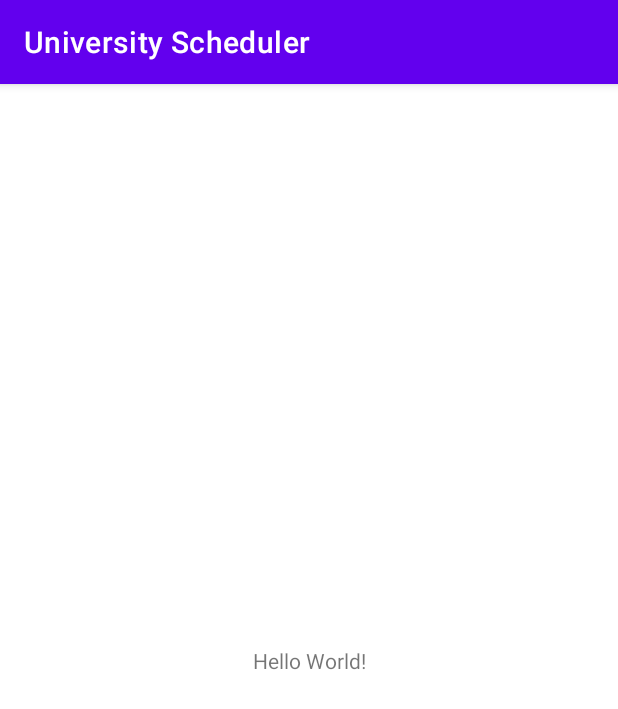
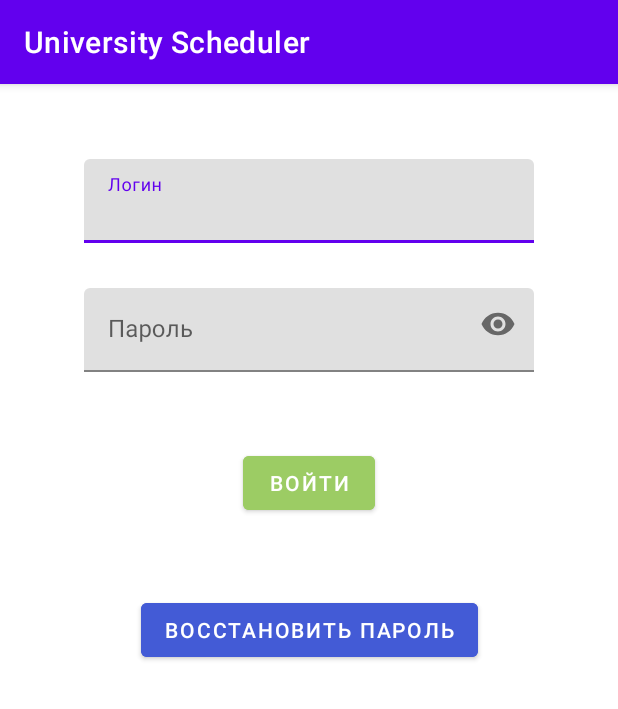
Before and after one commit to SUAIFSPO/digital_capabilities, an Android app: the screen it shows after launch (MainActivity before the commit, AuthActivity after it), on a phone screen of 412 x 824 dp. Shown: the top 709 px of the screen. Run offline under Robolectric (Android 15) with nearby library versions, the phone set to English and light mode, and no system bars.

Commit message:
Создание авторизации

```diff
--- a/mobile/UniversityScheduler/app/build.gradle
+++ b/mobile/UniversityScheduler/app/build.gradle
@@ -1,6 +1,7 @@
 plugins {
     id 'com.android.application'
     id 'kotlin-android'
+    id 'kotlin-android-extensions'
 }
 
 android {
@@ -40,4 +41,9 @@ dependencies {
     testImplementation 'junit:junit:4.+'
     androidTestImplementation 'androidx.test.ext:junit:1.1.3'
     androidTestImplementation 'androidx.test.espresso:espresso-core:3.4.0'
+
+
+    implementation 'com.squareup.retrofit2:retrofit:2.9.0'
+    implementation 'com.squareup.retrofit2:converter-gson:2.9.0'
+    implementation 'com.squareup.okhttp3:logging-interceptor:5.0.0-alpha.2'
 }
--- a/mobile/UniversityScheduler/app/src/main/java/com/jerael/universityscheduler/MainActivity.kt
+++ /dev/null
@@ -1,11 +0,0 @@
-package com.jerael.universityscheduler
-
-import androidx.appcompat.app.AppCompatActivity
-import android.os.Bundle
-
-class MainActivity : AppCompatActivity() {
-    override fun onCreate(savedInstanceState: Bundle?) {
-        super.onCreate(savedInstanceState)
-        setContentView(R.layout.activity_main)
-    }
-}
--- /dev/null
+++ b/mobile/UniversityScheduler/app/src/main/java/com/jerael/universityscheduler/utils/Server.kt
@@ -0,0 +1,53 @@
+package com.jerael.universityscheduler.utils
+
+import com.jerael.universityscheduler.models.AuthResponse
+import com.jerael.universityscheduler.models.PasswordRecoveryResponse
+import okhttp3.OkHttpClient
+import okhttp3.RequestBody
+import okhttp3.logging.HttpLoggingInterceptor
+import retrofit2.Call
+import retrofit2.Retrofit
+import retrofit2.converter.gson.GsonConverterFactory
+import retrofit2.create
+import retrofit2.http.Multipart
+import retrofit2.http.POST
+import retrofit2.http.Part
+
+
+interface Server {
+
+    @Multipart
+    @POST("auth/login")
+    fun auth(
+        @Part("login") login: RequestBody,
+        @Part("password") password: RequestBody
+    ): Call<AuthResponse>
+
+    @Multipart
+    @POST("auth/recovery")
+    fun passwordRecovery(
+        @Part("login") login: RequestBody,
+        @Part("fio") fio: RequestBody
+    ): Call<PasswordRecoveryResponse>
+
+    companion object {
+
+        fun createServer(url: String): Server {
+
+            val logging = HttpLoggingInterceptor()
+            logging.setLevel(HttpLoggingInterceptor.Level.BODY)
+            val client: OkHttpClient.Builder = OkHttpClient.Builder()
+                .addInterceptor(logging)
+
+            val retrofit = Retrofit.Builder()
+                .baseUrl(url)
+                .addConverterFactory(GsonConverterFactory.create())
+                .client(client.build())
+                .build()
+
+            return retrofit.create()
+        }
+
+    }
+
+}
--- /dev/null
+++ b/mobile/UniversityScheduler/app/src/main/res/layout/activity_auth.xml
@@ -0,0 +1,71 @@
+<?xml version="1.0" encoding="utf-8"?>
+<androidx.constraintlayout.widget.ConstraintLayout xmlns:android="http://schemas.android.com/apk/res/android"
+    xmlns:app="http://schemas.android.com/apk/res-auto"
+    xmlns:tools="http://schemas.android.com/tools"
+    android:layout_width="match_parent"
+    android:layout_height="match_parent"
+    tools:context=".ui.AuthActivity">
+
+    <com.google.android.material.textfield.TextInputLayout
+        android:layout_width="wrap_content"
+        android:layout_height="wrap_content"
+        android:layout_marginTop="50dp"
+        app:layout_constraintTop_toTopOf="parent"
+        app:layout_constraintStart_toStartOf="parent"
+        app:layout_constraintEnd_toEndOf="parent"
+        android:id="@+id/login_layout">
+
+        <com.google.android.material.textfield.TextInputEditText
+            android:layout_width="300dp"
+            android:layout_height="wrap_content"
+            android:id="@+id/login"
+            android:hint="Логин"
+            android:textSize="16sp"
+            android:textColor="@color/black"/>
+
+    </com.google.android.material.textfield.TextInputLayout>
+
+    <com.google.android.material.textfield.TextInputLayout
+        android:layout_width="wrap_content"
+        android:layout_height="wrap_content"
+        android:layout_marginTop="30dp"
+        app:layout_constraintTop_toBottomOf="@id/login_layout"
+        app:layout_constraintStart_toStartOf="parent"
+        app:layout_constraintEnd_toEndOf="parent"
+        android:id="@+id/password_layout"
+        app:passwordToggleEnabled="true">
+
+        <com.google.android.material.textfield.TextInputEditText
+            android:layout_width="300dp"
+            android:layout_height="wrap_content"
+            android:id="@+id/password"
+            android:hint="Пароль"
+            android:inputType="textPassword"
+            android:textSize="16sp"
+            android:textColor="@color/black"/>
+
+    </com.google.android.material.textfield.TextInputLayout>
+
+    <Button
+        android:layout_width="wrap_content"
+        android:layout_height="wrap_content"
+        android:id="@+id/button_login"
+        android:text="Войти"
+        android:backgroundTint="@color/green"
+        app:layout_constraintTop_toBottomOf="@id/password_layout"
+        app:layout_constraintStart_toStartOf="parent"
+        app:layout_constraintEnd_toEndOf="parent"
+        android:layout_marginTop="50dp"/>
+
+    <Button
+        android:layout_width="wrap_content"
+        android:layout_height="wrap_content"
+        android:id="@+id/button_password_recovery"
+        android:text="Восстановить пароль"
+        android:backgroundTint="@color/blue"
+        app:layout_constraintTop_toBottomOf="@id/button_login"
+        app:layout_constraintStart_toStartOf="parent"
+        app:layout_constraintEnd_toEndOf="parent"
+        android:layout_marginTop="50dp"/>
+
+</androidx.constraintlayout.widget.ConstraintLayout>
--- a/mobile/UniversityScheduler/app/src/main/res/layout/activity_main.xml
+++ /dev/null
@@ -1,18 +0,0 @@
-<?xml version="1.0" encoding="utf-8"?>
-<androidx.constraintlayout.widget.ConstraintLayout xmlns:android="http://schemas.android.com/apk/res/android"
-    xmlns:app="http://schemas.android.com/apk/res-auto"
-    xmlns:tools="http://schemas.android.com/tools"
-    android:layout_width="match_parent"
-    android:layout_height="match_parent"
-    tools:context=".MainActivity">
-
-    <TextView
-        android:layout_width="wrap_content"
-        android:layout_height="wrap_content"
-        android:text="Hello World!"
-        app:layout_constraintBottom_toBottomOf="parent"
-        app:layout_constraintLeft_toLeftOf="parent"
-        app:layout_constraintRight_toRightOf="parent"
-        app:layout_constraintTop_toTopOf="parent" />
-
-</androidx.constraintlayout.widget.ConstraintLayout>
--- a/mobile/UniversityScheduler/app/src/main/res/values/colors.xml
+++ b/mobile/UniversityScheduler/app/src/main/res/values/colors.xml
@@ -7,4 +7,6 @@
     <color name="teal_700">#FF018786</color>
     <color name="black">#FF000000</color>
     <color name="white">#FFFFFFFF</color>
+    <color name="green">#9CCC64</color>
+    <color name="blue">#435BD6</color>
 </resources>
```
Also changed, not shown: mobile/UniversityScheduler/app/src/main/AndroidManifest.xml (+6 -1 lines), mobile/UniversityScheduler/app/src/main/java/com/jerael/universityscheduler/models/AuthResponse.kt (added, +11 -0 lines), mobile/UniversityScheduler/app/src/main/java/com/jerael/universityscheduler/models/PasswordRecoveryResponse.kt (added, +9 -0 lines), mobile/UniversityScheduler/app/src/main/java/com/jerael/universityscheduler/ui/AuthActivity.kt (added, +52 -0 lines), mobile/UniversityScheduler/app/src/main/java/com/jerael/universityscheduler/ui/PasswordRecoveryActivity.kt (added, +67 -0 lines), mobile/UniversityScheduler/app/src/main/java/com/jerael/universityscheduler/utils/TokenUtil.kt (added, +24 -0 lines), mobile/UniversityScheduler/app/src/main/java/com/jerael/universityscheduler/utils/appFuns.kt (added, +105 -0 lines), mobile/UniversityScheduler/app/src/main/res/layout/activity_password_recovery.xml (added, +58 -0 lines).
